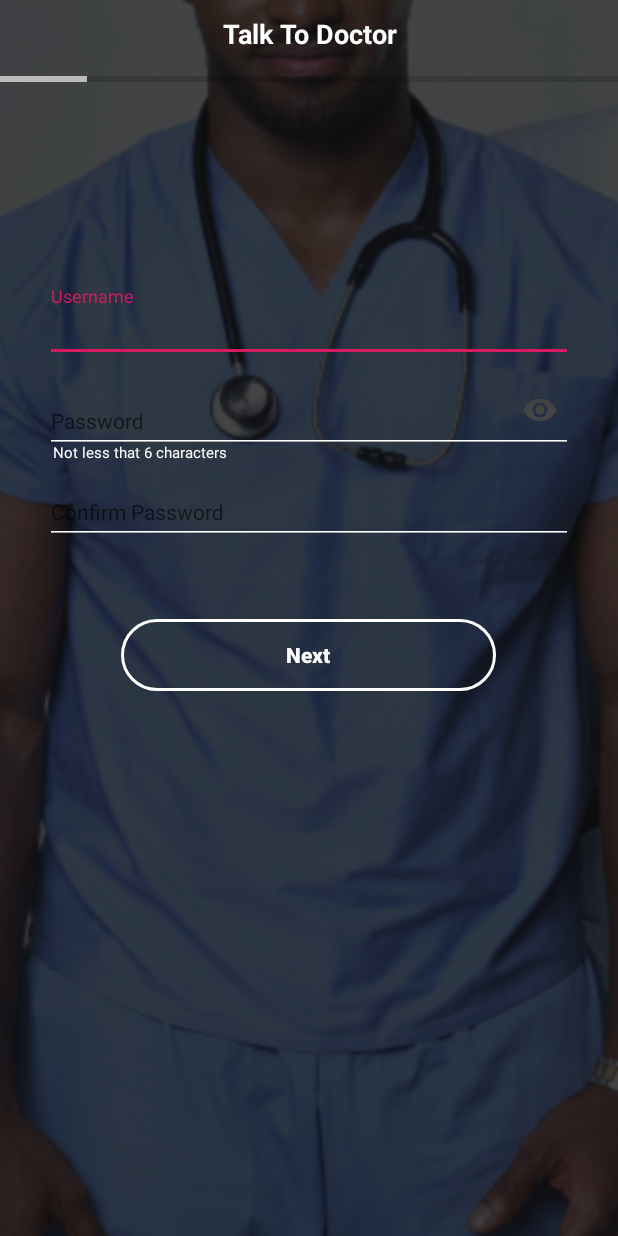
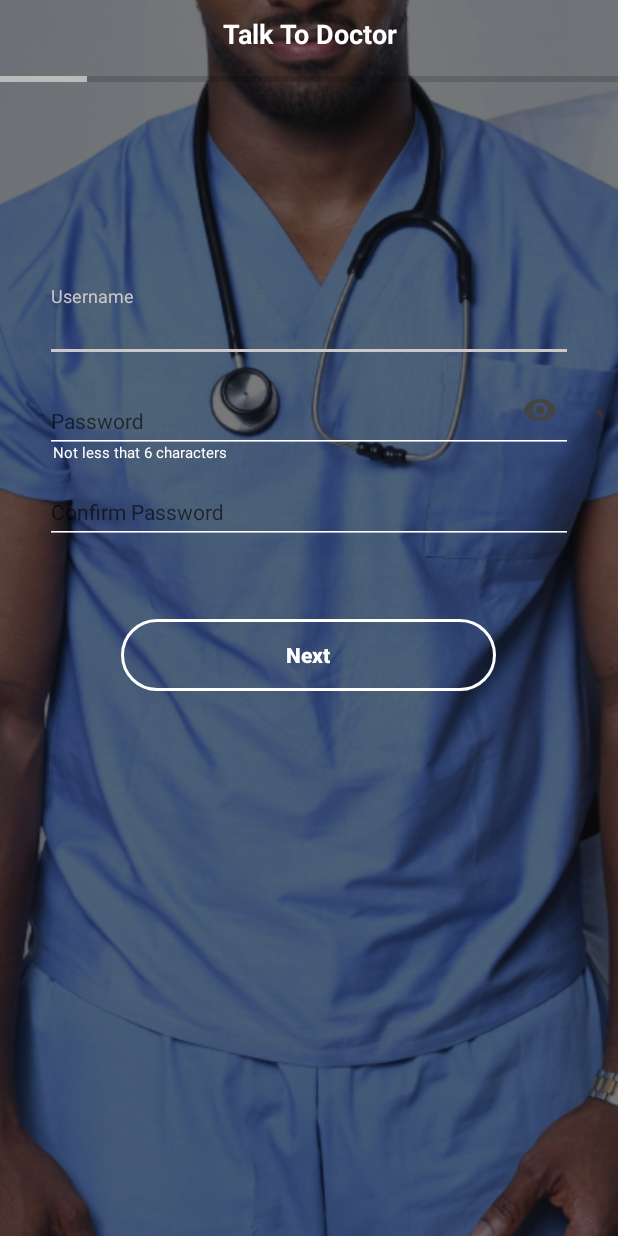
Before and after one commit to kunledarams2/audio, an Android app: the Stepone screen opened directly, with no data from a screen before it, on a phone screen of 412 x 824 dp. Run offline under Robolectric (Android 15) with nearby library versions, the phone set to English and light mode, and no system bars; 1 statement that could not run was skipped.

Commit message:
>>some changes

```diff
--- a/app/src/main/res/values/colors.xml
+++ b/app/src/main/res/values/colors.xml
@@ -2,5 +2,5 @@
 <resources>
     <color name="colorPrimary">#008577</color>
     <color name="colorPrimaryDark">#00574B</color>
-    <color name="colorAccent">#D81B60</color>
+    <color name="colorAccent">#CCC8C9</color>
 </resources>
--- a/audio_sdk/src/main/java/com/e/audio_sdk/Api/API.java
+++ b/audio_sdk/src/main/java/com/e/audio_sdk/Api/API.java
@@ -250,9 +250,9 @@ public class API {
 
 //    public static void logout(Context context) {
 //        clearCredentials(context);
-//        Intent login = new Intent(context, AuthActivity.class);
-//        login.addFlags(Intent.FLAG_ACTIVITY_NEW_TASK);
-//        context.startActivity(login);
+//        Intent background_login = new Intent(context, AuthActivity.class);
+//        background_login.addFlags(Intent.FLAG_ACTIVITY_NEW_TASK);
+//        context.startActivity(background_login);
 //    }
 
     public static void clearCredentials(Context context) {
--- a/audio_sdk/src/main/java/com/e/audio_sdk/View/UI/Fragment/Signup/Stepone.java
+++ b/audio_sdk/src/main/java/com/e/audio_sdk/View/UI/Fragment/Signup/Stepone.java
@@ -78,6 +78,7 @@ public class Stepone extends FragmentTitled implements View.OnClickListener {
         passwordconfirm = view.findViewById(R.id.password_confirm);
         indicator = view.findViewById(R.id.indicator);
         reviewbtn = view.findViewById(R.id.reveal_btn);
+
 
         continueBtn = view.findViewById(R.id.next_btn);
         continueBtn.setOnClickListener(this);
--- a/audio_sdk/src/main/res/layout/activity_signup.xml
+++ b/audio_sdk/src/main/res/layout/activity_signup.xml
@@ -67,11 +67,6 @@
                     android:padding="10dp"
                     >
 
-
-
-
-
-
                     <Button
                         android:id="@+id/signup_btn"
                         android:layout_width="250dp"
--- a/audio_sdk/src/main/res/layout/fragment_stepone.xml
+++ b/audio_sdk/src/main/res/layout/fragment_stepone.xml
@@ -76,11 +76,12 @@
                         android:id="@+id/username"
                         android:layout_width="match_parent"
                         android:layout_height="wrap_content"
-                        android:backgroundTint="#fff"
+                        android:backgroundTint="@color/colorWhite"
                         android:hint="Username"
                         android:inputType="text"
-                        android:textColor="#fff"
-                        android:textColorHint="#fff"
+                        android:textColor="@color/colorWhite"
+                        android:textColorHint="@color/colorWhite"
+                        android:textColorHighlight="@color/colorWhite"
                         android:textSize="@dimen/font_14" />
                 </com.google.android.material.textfield.TextInputLayout>
 
--- a/audio_sdk/src/main/res/values/color.xml
+++ b/audio_sdk/src/main/res/values/color.xml
@@ -1,9 +1,9 @@
 <?xml version="1.0" encoding="utf-8"?>
-<resources>
+<resources xmlns:tools="http://schemas.android.com/tools" tools:override="true">
     <color name="colorPrimary">#000</color>
     <color name="colorPrimaryDark">#000</color>
-    <color name="colorAccent">#000</color>
-    <color name="colorWhite">#fff</color>
+    <color name="colorAccent" tools:override="true">#fff</color>
+    <color name="colorWhite"  tools:override="true" >#fff</color>
     <color name="colorGray">#bbb</color>
     <color name="colorBlue">#45a</color>
     <color name="colorRed">#d45</color>
--- a/audio_sdk/src/main/res/values/strings.xml
+++ b/audio_sdk/src/main/res/values/strings.xml
@@ -1,5 +1,5 @@
 <resources>
-    <string name="app_name">Audio_Sdk</string>
+    <string name="app_name">Audio SDK</string>
 
     <string name="subscriptionInfo"> Subscribe with N1000 to start \n talking with a doctor </string>
 </resources>
```
Also changed, not shown: audio_sdk/src/main/res/drawable/background_login.png.
